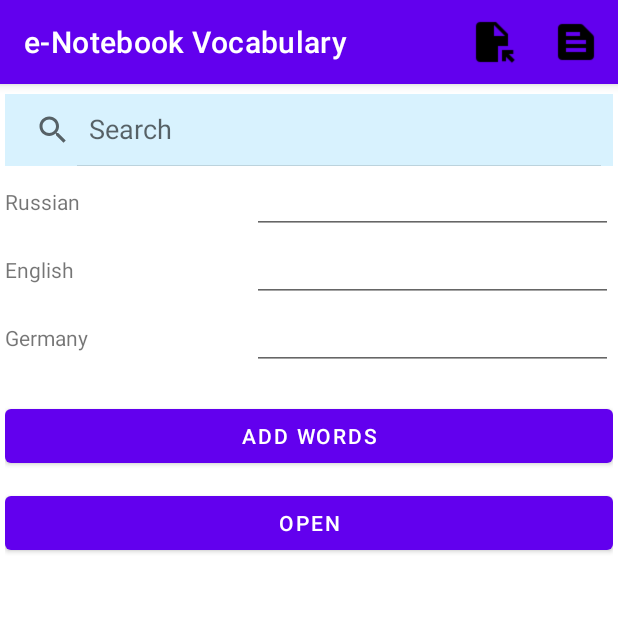
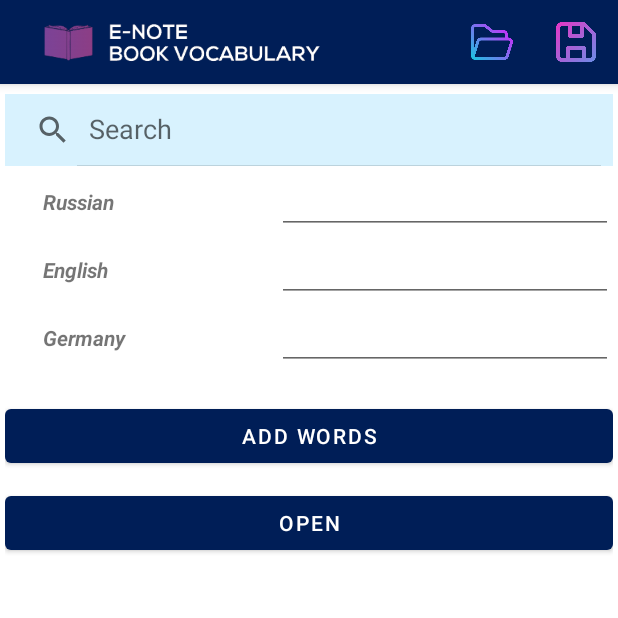
Before and after one commit to bembel1993/e-Notebook-Vocabulary, an Android app: the screen it shows after launch (MainActivity), after a tap on "Save Data in txt file", on a phone screen of 412 x 824 dp, the top half of it. Run offline under Robolectric (Android 15) with nearby library versions, the phone set to English and light mode, and no system bars.

Commit message:
3 - add validation and design

```diff
--- a/app/src/main/AndroidManifest.xml
+++ b/app/src/main/AndroidManifest.xml
@@ -10,6 +10,7 @@
         android:supportsRtl="true"
         android:theme="@style/Theme.ENoteBookVocabulary">
         <activity
+
             android:name=".MainActivity"
             android:exported="true">
             <intent-filter>
--- a/app/src/main/java/com/example/enotebookvocabulary/MainActivity.java
+++ b/app/src/main/java/com/example/enotebookvocabulary/MainActivity.java
@@ -1,7 +1,9 @@
 package com.example.enotebookvocabulary;
 
+import android.app.Activity;
 import android.app.Dialog;
 import android.os.Bundle;
+import android.text.TextUtils;
 import android.view.Menu;
 import android.view.MenuInflater;
 import android.view.MenuItem;
@@ -12,6 +14,8 @@ import android.widget.ListView;
 import android.widget.SearchView;
 import android.widget.TextView;
 import android.widget.Toast;
+
+import androidx.appcompat.app.ActionBar;
 import androidx.appcompat.app.AppCompatActivity;
 import androidx.core.view.MenuItemCompat;
 
@@ -54,6 +58,10 @@ public class MainActivity extends AppCompatActivity {
         //search method
         searchView = findViewById(R.id.search);
         //end search method
+        ActionBar actionBar = getSupportActionBar();
+        actionBar.setDisplayShowHomeEnabled(true);
+        actionBar.setIcon(R.drawable.logo5);
+
     }
 
     @Override
@@ -64,10 +72,10 @@ public class MainActivity extends AppCompatActivity {
 
     @Override
     public boolean onOptionsItemSelected(MenuItem item) {
-        // Выбор и обработка пунктов меню
+        // Choose and correct item menu
         switch (item.getItemId()) {
             case R.id.action_open:
-                openFile(FILENAME);
+              //  openFile(FILENAME);
                 return true;
             case R.id.action_save:
                 saveFile(FILENAME);
@@ -138,12 +146,27 @@ public class MainActivity extends AppCompatActivity {
             String russian = russ.getText().toString();
             String english = eng.getText().toString();
             String germany = ger.getText().toString();
+
+           /* if(russian.equals("")) {
+                Toast.makeText(this, "Field russ is empty", Toast.LENGTH_LONG).show();
+            }
+            if(english.equals("")) {
+                Toast.makeText(this, "Field eng is empty", Toast.LENGTH_LONG).show();
+            }
+            if(germany.equals("")) {
+                Toast.makeText(this, "Field ger is empty", Toast.LENGTH_LONG).show();
+            }*/
+            if(russian.equals("") || english.equals("") || germany.equals("")) {
+                Toast.makeText(this, "Fields are empty", Toast.LENGTH_LONG).show();
+            }
+            else if (!russian.equals("") && !english.equals("") && !germany.equals("")){
             Word wordsTxt = new Word(russian, english, germany);
                 osw.write(wordsTxt.toString());
                 //    osw.write(eng.getText().toString());
                 //  osw.write(ger.getText().toString());
                 Toast.makeText(this, "Data saved in TXT", Toast.LENGTH_LONG).show();
                 osw.close();
+            }
         } catch (Throwable t) {
             Toast.makeText(getApplicationContext(),
                     "Exception: " + t.toString(), Toast.LENGTH_LONG).show();
@@ -169,6 +192,20 @@ public class MainActivity extends AppCompatActivity {
         String english = eng.getText().toString();
         String germany = ger.getText().toString();
 
+       /* if(russian.equals("")) {
+            Toast.makeText(this, "Field russ is empty", Toast.LENGTH_LONG).show();
+        }
+        if(english.equals("")) {
+            Toast.makeText(this, "Field eng is empty", Toast.LENGTH_LONG).show();
+        }
+        if(germany.equals("")) {
+            Toast.makeText(this, "Field ger is empty", Toast.LENGTH_LONG).show();
+        }*/
+        if(russian.equals("") || english.equals("") || germany.equals("")) {
+            Toast.makeText(this, "Fields are empty", Toast.LENGTH_LONG).show();
+        }
+        else if(!russian.equals("") && !english.equals("") && !germany.equals("")){
+
             Word words1 = new Word(russian, english, germany);
 
             words.add(words1);
@@ -176,11 +213,11 @@ public class MainActivity extends AppCompatActivity {
 
             boolean result = JSONHelper.exportToJSON(this, words);
 
-        if(result){
+            if (result) {
                 Toast.makeText(this, "Data saved", Toast.LENGTH_LONG).show();
+            } else {
+                Toast.makeText(this, "Failed to save data", Toast.LENGTH_LONG).show();
             }
-        else{
-            Toast.makeText(this, "Failed to save data", Toast.LENGTH_LONG).show();
         }
     }
 
--- a/app/src/main/res/layout/activity_main.xml
+++ b/app/src/main/res/layout/activity_main.xml
@@ -26,7 +26,8 @@
         <TextView
             android:layout_weight="0.5"
             android:text="Russian"
-
+            android:textStyle="bold|italic"
+            android:paddingLeft="25dp"
             android:layout_width="wrap_content"
             android:layout_height="wrap_content" />
 
@@ -44,6 +45,8 @@
         <TextView
             android:layout_weight="0.5"
             android:text="English"
+            android:textStyle="bold|italic"
+            android:paddingLeft="25dp"
             android:layout_width="wrap_content"
             android:layout_height="wrap_content" />
 
@@ -61,6 +64,8 @@
         <TextView
             android:layout_weight="0.5"
             android:text="Germany"
+            android:textStyle="bold|italic"
+            android:paddingLeft="25dp"
             android:layout_width="wrap_content"
             android:layout_height="wrap_content" />
 
@@ -111,6 +116,8 @@
         android:id="@+id/list"
         android:layout_width="match_parent"
         android:layout_height="match_parent"
+        android:textStyle="bold|italic"
+        android:paddingLeft="25dp"
         app:layout_constraintLeft_toLeftOf="parent"
         app:layout_constraintRight_toRightOf="parent"
         app:layout_constraintBottom_toBottomOf="parent"
--- a/app/src/main/res/menu/menu_main.xml
+++ b/app/src/main/res/menu/menu_main.xml
@@ -2,18 +2,18 @@
 <menu xmlns:android="http://schemas.android.com/apk/res/android"
     xmlns:app="http://schemas.android.com/apk/res-auto"
     xmlns:tools="http://schemas.android.com/tools"
-    tools:context=".MainActivity"
-    app:itemBackground="@drawable/logo">
+    tools:context=".MainActivity">
+
 
     <item
         android:id="@+id/action_open"
-        android:icon="@drawable/baseline_file_open_black_24dp"
+        android:icon="@drawable/open"
         android:orderInCategory="50"
         app:showAsAction="ifRoom|withText"
         android:title="@string/action_open" />
     <item
         android:id="@+id/action_save"
-        android:icon="@drawable/baseline_text_snippet_black_24dp"
+        android:icon="@drawable/save"
         android:orderInCategory="50"
         app:showAsAction="ifRoom|withText"
         android:title="@string/action_save" />
--- a/app/src/main/res/values-night/themes.xml
+++ b/app/src/main/res/values-night/themes.xml
@@ -2,7 +2,7 @@
     <!-- Base application theme. -->
     <style name="Theme.ENoteBookVocabulary" parent="Theme.MaterialComponents.DayNight.DarkActionBar">
         <!-- Primary brand color. -->
-        <item name="colorPrimary">@color/purple_200</item>
+        <item name="colorPrimary">@color/purple_700</item>
         <item name="colorPrimaryVariant">@color/purple_700</item>
         <item name="colorOnPrimary">@color/black</item>
         <!-- Secondary brand color. -->
--- a/app/src/main/res/values/colors.xml
+++ b/app/src/main/res/values/colors.xml
@@ -1,7 +1,7 @@
 <?xml version="1.0" encoding="utf-8"?>
 <resources>
     <color name="purple_200">#FFBB86FC</color>
-    <color name="purple_500">#FF6200EE</color>
+    <color name="purple_500">#001E57</color>
     <color name="purple_700">#FF3700B3</color>
     <color name="teal_200">#FF03DAC5</color>
     <color name="teal_700">#FF018786</color>
--- a/app/src/main/res/values/strings.xml
+++ b/app/src/main/res/values/strings.xml
@@ -1,5 +1,5 @@
 <resources xmlns:android="http://schemas.android.com/apk/res/android">
-    <string name="app_name">e-Notebook Vocabulary</string>
+    <string name="app_name">E-Notebook Vocabulary</string>
     <string name="action_open">Open txt file</string>
     <string name="action_save">Save Data in txt file</string>
 </resources>
```
Also changed, not shown: app/src/main/res/drawable/logo2.png, app/src/main/res/drawable/logo5.png (added). Lines whose indentation alone changed are shown as unchanged.
